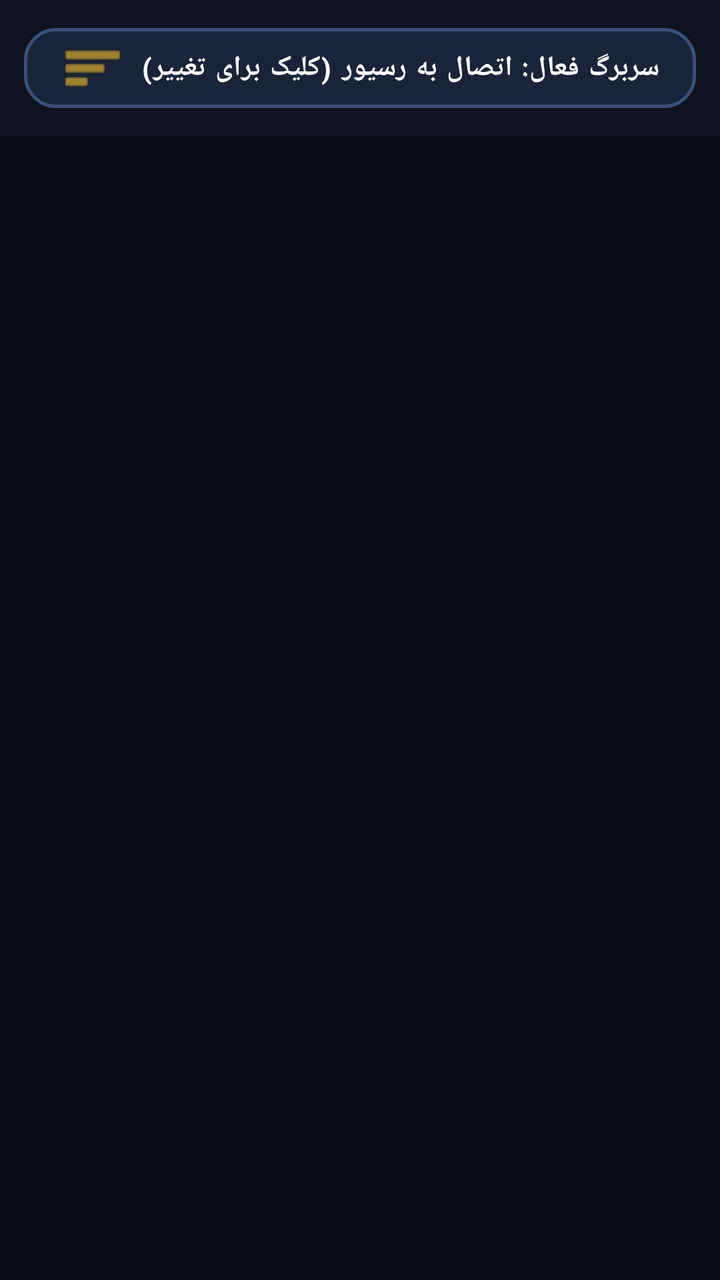
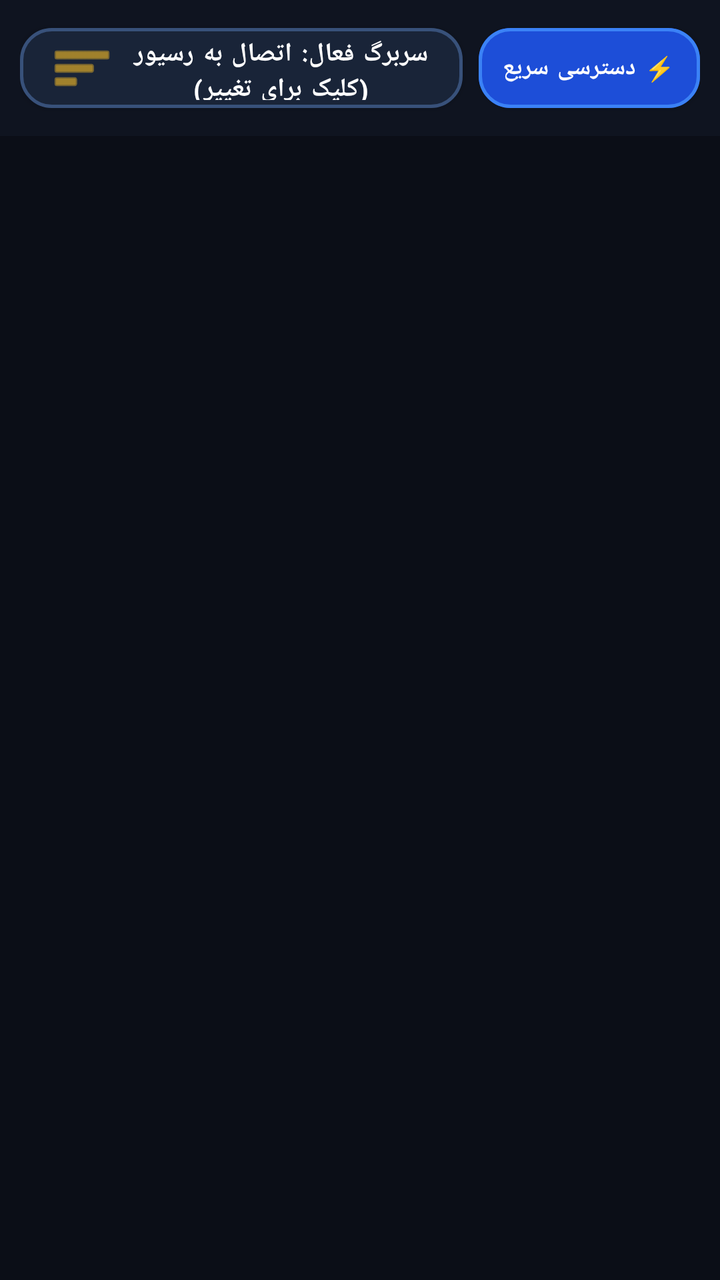

Screens rendered from an Android XML layout before and after an edit, with the pre-edit source and the edit as a unified diff.
<!-- AndroidManifest.xml: application theme Theme.GMScreenAccessible -->
<!-- res/layout/activity_main.xml -->
<?xml version="1.0" encoding="utf-8"?>
<LinearLayout xmlns:android="http://schemas.android.com/apk/res/android"
    xmlns:app="http://schemas.android.com/apk/res-auto"
    android:layout_width="match_parent"
    android:layout_height="match_parent"
    android:orientation="vertical"
    android:background="@color/dark_bg">

    
    <LinearLayout
        android:id="@+id/headerContainer"
        android:layout_width="match_parent"
        android:layout_height="wrap_content"
        android:orientation="vertical"
        android:background="#0F1420"
        android:paddingHorizontal="12dp"
        android:paddingVertical="8dp">

        <com.google.android.material.button.MaterialButton
            android:id="@+id/btnActiveTab"
            android:layout_width="match_parent"
            android:layout_height="52dp"
            android:text="سربرگ فعال: اتصال به رسیور (کلیک برای تغییر)"
            android:contentDescription="سربرگ فعال: اتصال به رسیور. برای تغییر سربرگ دو بار ضربه بزنید. برای شنیدن گزارش وضعیت رسیور، لمس طولانی کنید."
            android:textColor="@color/white"
            android:textSize="14sp"
            android:textStyle="bold"
            app:icon="@android:drawable/ic_menu_sort_by_size"
            app:iconGravity="textStart"
            app:iconTint="@color/accent_yellow"
            app:backgroundTint="#192438"
            app:strokeColor="#38517A"
            app:strokeWidth="1.5dp"
            app:cornerRadius="16dp" />

    </LinearLayout>

    
    <androidx.viewpager2.widget.ViewPager2
        android:id="@+id/viewPager"
        android:layout_width="match_parent"
        android:layout_height="0dp"
        android:layout_weight="1" />

</LinearLayout>
<!-- resources referenced by this layout -->
<resources>
  <color name="accent_yellow">#FFFBBF24</color>
  <color name="dark_bg">#FF0B0E17</color>
  <color name="white">#FFFFFFFF</color>
  <style name="Theme.GMScreenAccessible" parent="Theme.MaterialComponents.DayNight.NoActionBar">
          <item name="colorPrimary">@color/primary</item>
          <item name="colorPrimaryVariant">@color/primary_variant</item>
          <item name="colorOnPrimary">@color/white</item>
          <item name="colorSecondary">@color/secondary</item>
          <item name="colorSurface">@color/card_bg</item>
          <item name="colorOnSurface">@color/text_primary</item>
          <item name="android:statusBarColor">@color/dark_bg</item>
          <item name="android:navigationBarColor">@color/dark_bg</item>
          <item name="android:windowBackground">@color/dark_bg</item>
          <item name="materialAlertDialogTheme">@style/CustomMaterialAlertDialogTheme</item>
      </style>
  <color name="primary">#FF2563EB</color>
  <color name="primary_variant">#FF1D4ED8</color>
  <color name="secondary">#FFF59E0B</color>
  <color name="card_bg">#FF151926</color>
  <color name="text_primary">#FFF8FAFC</color>
  <style name="CustomMaterialAlertDialogTheme" parent="ThemeOverlay.MaterialComponents.MaterialAlertDialog">
          <item name="colorSurface">@color/card_bg_elevated</item>
          <item name="colorOnSurface">@color/text_primary</item>
          <item name="colorPrimary">@color/primary_light</item>
          <item name="shapeAppearanceOverlay">@style/DialogShapeAppearance</item>
      </style>
  <color name="card_bg_elevated">#FF1E2436</color>
  <color name="primary_light">#FF3B82F6</color>
  <style name="DialogShapeAppearance" parent="">
          <item name="cornerSize">16dp</item>
      </style>
</resources>

<!-- the commit's change to res/layout/activity_main.xml (unified diff, before → after) -->
@@ -11,19 +11,21 @@
         android:id="@+id/headerContainer"
         android:layout_width="match_parent"
         android:layout_height="wrap_content"
-        android:orientation="vertical"
+        android:orientation="horizontal"
+        android:gravity="center_vertical"
         android:background="#0F1420"
-        android:paddingHorizontal="12dp"
+        android:paddingHorizontal="10dp"
         android:paddingVertical="8dp">
 
         <com.google.android.material.button.MaterialButton
             android:id="@+id/btnActiveTab"
-            android:layout_width="match_parent"
+            android:layout_width="0dp"
             android:layout_height="52dp"
+            android:layout_weight="1"
             android:text="سربرگ فعال: اتصال به رسیور (کلیک برای تغییر)"
             android:contentDescription="سربرگ فعال: اتصال به رسیور. برای تغییر سربرگ دو بار ضربه بزنید. برای شنیدن گزارش وضعیت رسیور، لمس طولانی کنید."
             android:textColor="@color/white"
-            android:textSize="14sp"
+            android:textSize="13sp"
             android:textStyle="bold"
             app:icon="@android:drawable/ic_menu_sort_by_size"
             app:iconGravity="textStart"
@@ -32,6 +34,22 @@
             app:strokeColor="#38517A"
             app:strokeWidth="1.5dp"
             app:cornerRadius="16dp" />
+
+        <com.google.android.material.button.MaterialButton
+            android:id="@+id/btnQuickAccess"
+            android:layout_width="wrap_content"
+            android:layout_height="52dp"
+            android:layout_marginStart="8dp"
+            android:text="⚡ دسترسی سریع"
+            android:contentDescription="پنل دسترسی سریع و کنترل فوری رسیور"
+            android:textColor="@color/white"
+            android:textSize="12sp"
+            android:textStyle="bold"
+            app:backgroundTint="#1D4ED8"
+            app:strokeColor="#3B82F6"
+            app:strokeWidth="1.5dp"
+            app:cornerRadius="16dp"
+            android:paddingHorizontal="12dp" />
 
     </LinearLayout>
 
